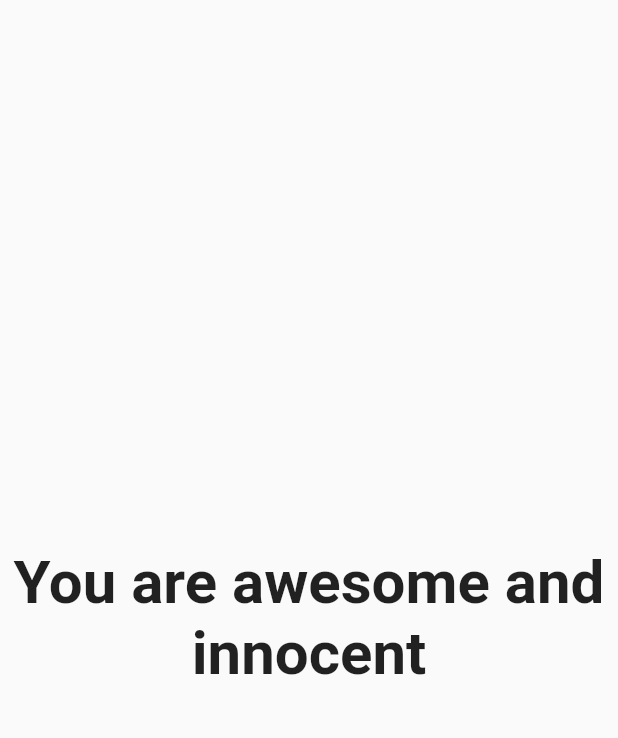
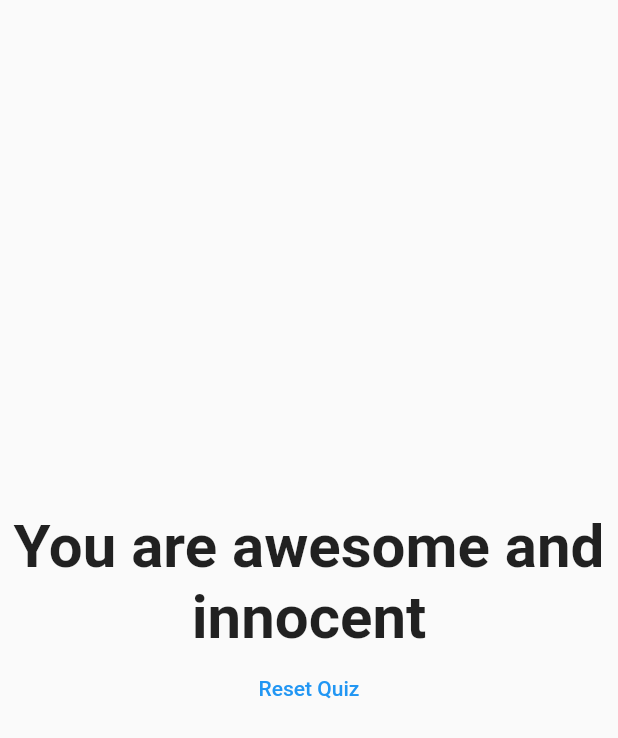
Before and after one commit to sidneyaguirre/flutter, a Flutter app: the Result widget shown alone on an empty page, opened directly with empty values, on a phone screen of 412 x 824 dp. Shown: the top 738 px of the screen. Run offline on Flutter 3.47's test engine with Material 2 defaults, Android fonts, the phone set to English and light mode, and no system bars.

Commit message:
reset quiz function

```diff
--- a/lib/main.dart
+++ b/lib/main.dart
@@ -40,19 +40,19 @@ class _MyAppState extends State<MyApp> {
     {
       'questionText': 'What\'s your favorite food?',
       'answers': [
-        {'text': 'Bandeja Paisa', 'score': 10},
+        {'text': 'Ramen', 'score': 10},
         {'text': 'Pasta', 'score': 5},
         {'text': 'Pizza', 'score': 3},
-        {'text': 'Ramen', 'score': 1}
+        {'text': 'Bandeja Paisa', 'score': 1}
       ],
     },
     {
       'questionText': 'What\'s your favorite place?',
       'answers': [
         {'text': 'Mountain', 'score': 10},
-        {'text': 'Home', 'score': 5},
+        {'text': 'City', 'score': 5},
         {'text': 'Town', 'score': 3},
-        {'text': 'City', 'score': 1}
+        {'text': 'Home', 'score': 1}
       ],
     },
     {
@@ -67,6 +67,13 @@ class _MyAppState extends State<MyApp> {
   ];
   var _questionIndex = 0;
   var _totalScore = 0;
+
+  void _resetQuiz(){
+    setState(() {
+      _questionIndex = 0;
+      _totalScore = 0;
+    });
+  }
 
   void _answerQuestion(int score) {
     this._totalScore += score;
@@ -89,7 +96,7 @@ class _MyAppState extends State<MyApp> {
                 answerQuestion: _answerQuestion,
                 questions: _questions,
                 questionIndex: _questionIndex)
-            : Result(_totalScore),
+            : Result(_totalScore, _resetQuiz),
       ),
     );
   }
--- a/lib/result.dart
+++ b/lib/result.dart
@@ -2,16 +2,17 @@ import 'package:flutter/material.dart';
 
 class Result extends StatelessWidget {
   final int resultScore;
-  const Result(this.resultScore,{Key key}) : super(key: key);
+  final Function resetQuizHandler;
+  const Result(this.resultScore, this.resetQuizHandler, {Key key})
+      : super(key: key);
 
   String get resultPhrase {
     String resultText;
-    if (resultScore < 8) {
+    if (resultScore <= 8) {
       resultText = 'You are awesome and innocent';
-    } else if (resultScore < 12) {
+    } else if (resultScore <= 12) {
       resultText = 'You are pretty likeable';
-    }
-    else if (resultScore < 16) {
+    } else if (resultScore <= 16) {
       resultText = 'You are... strangely nice!';
     } else {
       resultText = 'You are so bad!';
@@ -22,10 +23,22 @@ class Result extends StatelessWidget {
   @override
   Widget build(BuildContext context) {
     return Center(
-      child: Text(
-        resultPhrase,
-        style: TextStyle(fontSize: 40, fontWeight: FontWeight.bold),
-        textAlign: TextAlign.center,
+      child: Column(
+        mainAxisAlignment: MainAxisAlignment.center,
+        crossAxisAlignment: CrossAxisAlignment.center,
+        children: <Widget>[
+          Text(
+            resultPhrase,
+            style: TextStyle(fontSize: 40, fontWeight: FontWeight.bold),
+            textAlign: TextAlign.center,
+          ),
+          MaterialButton(
+              child: Text(
+                'Reset Quiz',
+                style: TextStyle(color: Colors.blue),
+              ),
+              onPressed: resetQuizHandler)
+        ],
       ),
     );
   }
```
